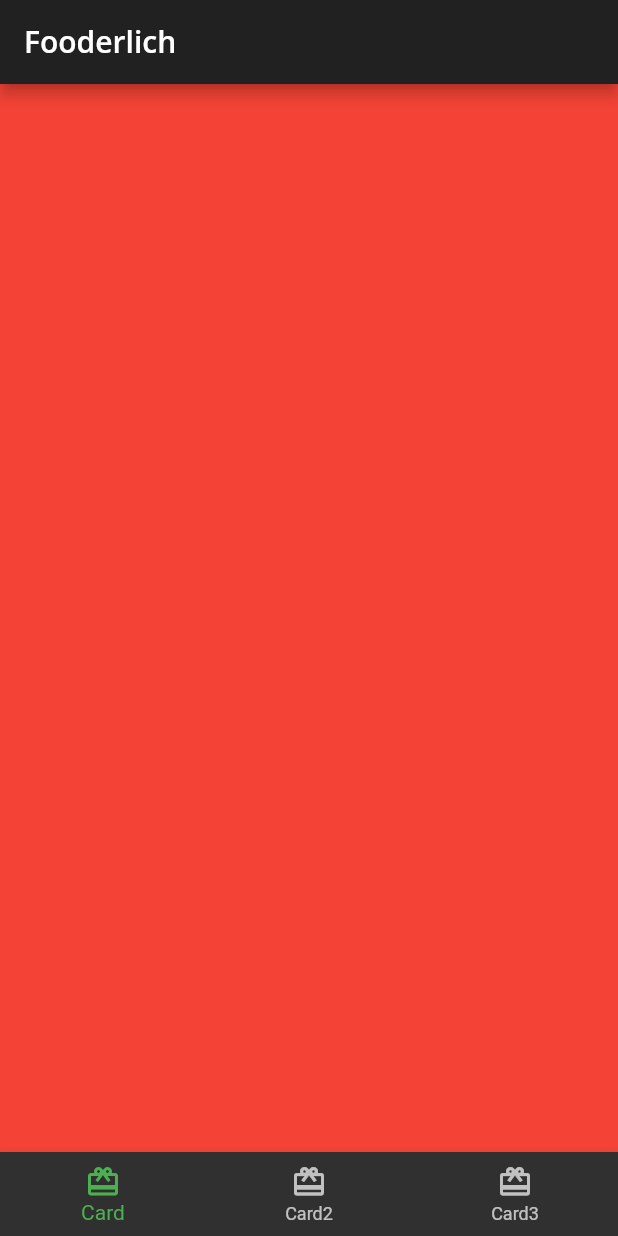
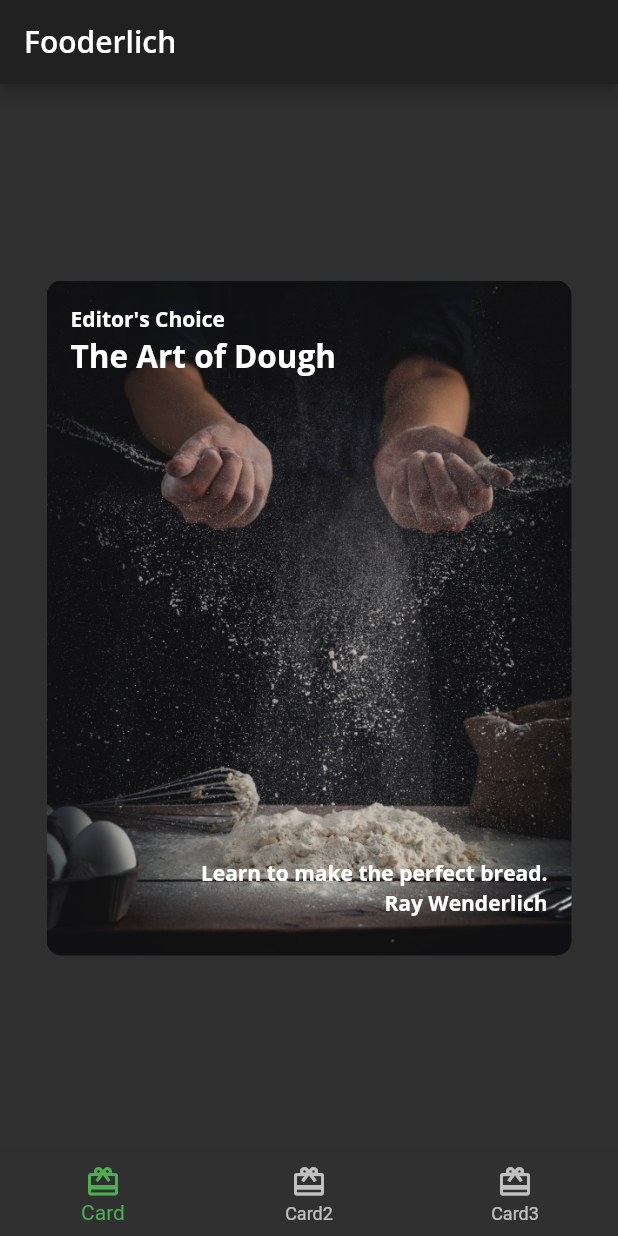
Before and after one commit to AlexandraDamaschin/FooderlichApp, a Flutter app: the screen it shows after launch, on a phone screen of 412 x 824 dp. Run offline on Flutter 3.47's test engine with Material 2 defaults, Android fonts, the phone set to English and light mode, and no system bars; our stand-ins replace google_fonts.

Commit message:
Implement main recipe card

```diff
--- /dev/null
+++ b/lib/cards/main_recipe_card.dart
@@ -0,0 +1,57 @@
+import 'package:flutter/cupertino.dart';
+import 'package:fooderlich/themes/fooderlich_theme.dart';
+
+class MainRecipeCard extends StatelessWidget {
+  const MainRecipeCard({Key? key}) : super(key: key);
+
+  final String category = 'Editor\'s Choice';
+  final String title = 'The Art of Dough';
+  final String description = 'Learn to make the perfect bread.';
+  final String chef = 'Ray Wenderlich';
+
+  @override
+  Widget build(BuildContext context) {
+    return Center(
+      child: Container(
+        child: Stack(
+          children: [
+            Text(
+              category,
+              style: FooderlichTheme.darkTextTheme.bodyText1,
+            ),
+            Positioned(
+              child: Text(
+                title,
+                style: FooderlichTheme.darkTextTheme.headline2,
+              ),
+              top: 20,
+            ),
+            Positioned(
+              child: Text(
+                description,
+                style: FooderlichTheme.darkTextTheme.bodyText1,
+              ),
+              bottom: 30,
+              right: 0,
+            ),
+            Positioned(
+              child: Text(
+                chef,
+                style: FooderlichTheme.darkTextTheme.bodyText1,
+              ),
+              bottom: 10,
+              right: 0,
+            )
+          ],
+        ),
+        padding: const EdgeInsets.all(16),
+        constraints: const BoxConstraints.expand(width: 350, height: 450),
+        decoration: const BoxDecoration(
+            image: DecorationImage(
+                image: AssetImage('assets/main_recipe_card.png'),
+                fit: BoxFit.cover),
+            borderRadius: BorderRadius.all(Radius.circular(10.0))),
+      ),
+    );
+  }
+}
--- a/lib/home.dart
+++ b/lib/home.dart
@@ -1,4 +1,5 @@
 import 'package:flutter/material.dart';
+import 'package:fooderlich/cards/main_recipe_card.dart';
 
 class Home extends StatefulWidget {
   const Home({Key? key}) : super(key: key);
@@ -11,8 +12,7 @@ class HomeState extends State<Home> {
   int selectedIndex = 0;
 
   static List<Widget> pages = <Widget>[
-    // TODO: Replace with Card1
-    Container(color: Colors.red),
+    const MainRecipeCard(),
     // TODO: Replace with Card2
     Container(color: Colors.green),
     // TODO: Replace with Card3
--- a/pubspec.yaml
+++ b/pubspec.yaml
@@ -23,3 +23,9 @@ dev_dependencies:
 
 flutter:
   uses-material-design: true
+  assets:
+    - assets/main_recipe_card.png
+    - assets/second_recipe_card.png
+    - assets/third_recipe_card.png
+    - assets/coffee.png
+    - assets/latte.png
```
Also changed, not shown: assets/coffee.png (added), assets/latte.png (added), assets/main_recipe_card.png (added), assets/second_recipe_card.png (added), assets/third_recipe_card.png (added).
